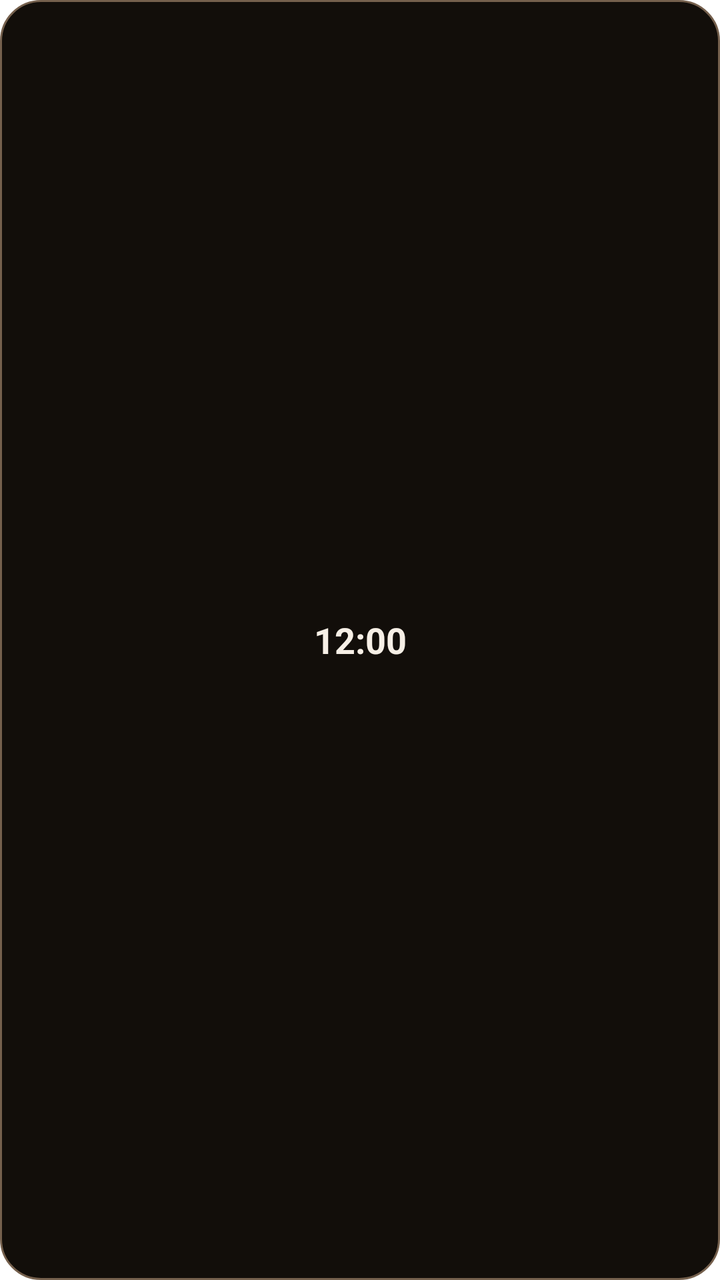
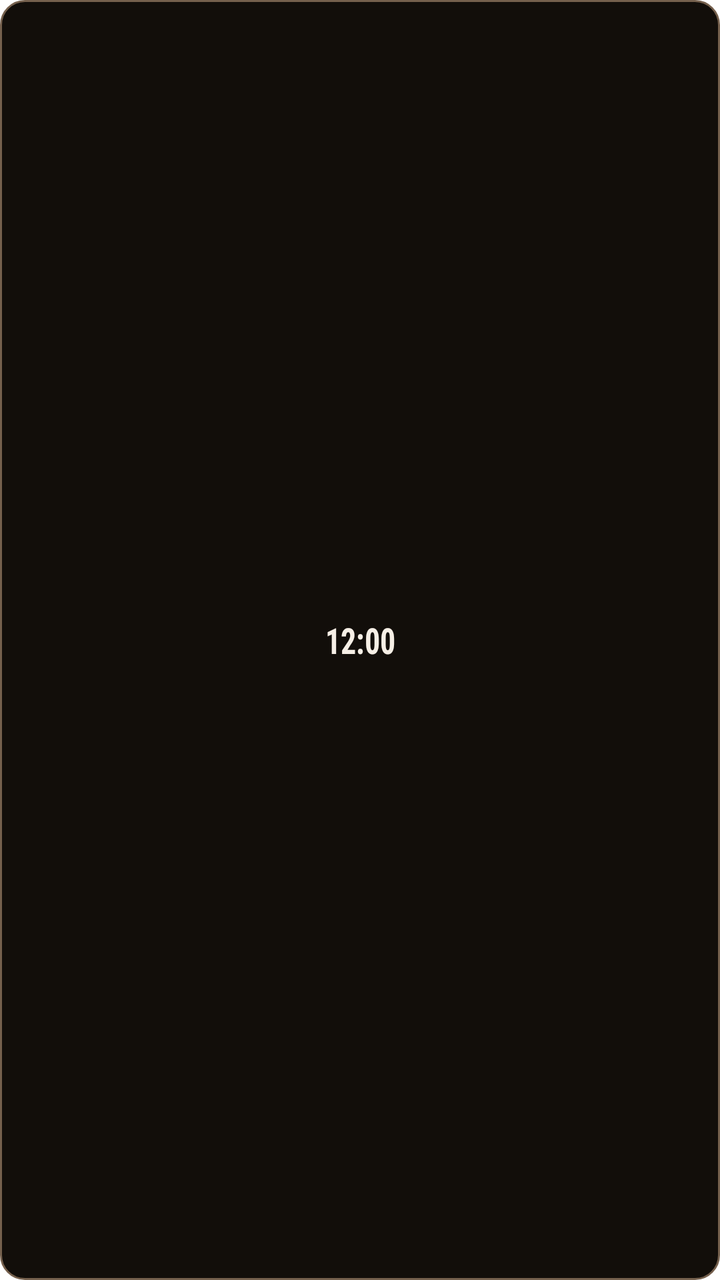

Screens rendered from an Android XML layout before and after an edit, with the pre-edit source and the edit as a unified diff.
<!-- AndroidManifest.xml: fallback theme Theme.MaterialComponents.DayNight.NoActionBar -->
<!-- res/layout/odak_clock_widget.xml -->
<?xml version="1.0" encoding="utf-8"?>
<LinearLayout xmlns:android="http://schemas.android.com/apk/res/android"
    android:id="@+id/clock_widget_root"
    android:layout_width="match_parent"
    android:layout_height="match_parent"
    android:background="@drawable/widget_card_bg"
    android:gravity="center"
    android:orientation="vertical"
    android:padding="4dp">

    <TextClock
        android:id="@+id/clock_widget_time"
        android:layout_width="match_parent"
        android:layout_height="wrap_content"
        android:ellipsize="end"
        android:format12Hour="h:mm"
        android:format24Hour="HH:mm"
        android:gravity="center"
        android:maxLines="1"
        android:textColor="@color/widget_design_ink"
        android:textSize="18sp"
        android:textStyle="bold" />

    <TextClock
        android:id="@+id/clock_widget_date"
        android:layout_width="match_parent"
        android:layout_height="wrap_content"
        android:layout_marginTop="2dp"
        android:ellipsize="end"
        android:format12Hour="EEE d MMM"
        android:format24Hour="EEE d MMM"
        android:gravity="center"
        android:maxLines="1"
        android:textColor="@color/widget_design_ink_muted"
        android:textSize="11sp"
        android:visibility="gone" />
</LinearLayout>
<!-- resources referenced by this layout -->
<resources>
  <color name="widget_design_ink">@color/widget_ember_ink</color>
  <color name="widget_design_ink_muted">@color/widget_ember_ink_dim</color>
  <!-- drawable widget_card_bg (drawable) -->
  <?xml version="1.0" encoding="utf-8"?>
  <shape xmlns:android="http://schemas.android.com/apk/res/android"
      android:shape="rectangle">
      <solid android:color="@color/widget_design_surface" />
      <stroke
          android:width="1dp"
          android:color="@color/widget_design_outline" />
      <corners android:radius="@dimen/widget_design_corner" />
  </shape>
  <color name="widget_ember_ink">#F6EFE6</color>
  <color name="widget_ember_ink_dim">#A79483</color>
  <color name="widget_design_surface">@color/widget_ember_night</color>
  <color name="widget_design_outline">@color/widget_ember_ash</color>
  <dimen name="widget_design_corner">20dp</dimen>
  <color name="widget_ember_night">#120E0A</color>
  <color name="widget_ember_ash">#75604D</color>
</resources>

<!-- the commit's change to res/layout/odak_clock_widget.xml (unified diff, before → after) -->
@@ -3,35 +3,62 @@
     android:id="@+id/clock_widget_root"
     android:layout_width="match_parent"
     android:layout_height="match_parent"
-    android:background="@drawable/widget_card_bg"
+    android:background="@drawable/widget_card_bg_tight"
     android:gravity="center"
     android:orientation="vertical"
     android:padding="4dp">
+
+    <ImageView
+        android:id="@+id/clock_widget_glyph"
+        android:layout_width="24dp"
+        android:layout_height="24dp"
+        android:contentDescription="@null"
+        android:src="@drawable/widget_ic_clock"
+        android:visibility="gone" />
 
     <TextClock
         android:id="@+id/clock_widget_time"
         android:layout_width="match_parent"
         android:layout_height="wrap_content"
         android:ellipsize="end"
+        android:fontFamily="sans-serif-condensed"
         android:format12Hour="h:mm"
         android:format24Hour="HH:mm"
         android:gravity="center"
         android:maxLines="1"
-        android:textColor="@color/widget_design_ink"
+        android:textColor="@color/widget_ember_ink"
+        android:textScaleX="0.85"
         android:textSize="18sp"
         android:textStyle="bold" />
 
-    <TextClock
-        android:id="@+id/clock_widget_date"
-        android:layout_width="match_parent"
+    <LinearLayout
+        android:id="@+id/clock_widget_date_row"
+        android:layout_width="wrap_content"
         android:layout_height="wrap_content"
         android:layout_marginTop="2dp"
-        android:ellipsize="end"
-        android:format12Hour="EEE d MMM"
-        android:format24Hour="EEE d MMM"
-        android:gravity="center"
-        android:maxLines="1"
-        android:textColor="@color/widget_design_ink_muted"
-        android:textSize="11sp"
-        android:visibility="gone" />
+        android:baselineAligned="false"
+        android:gravity="center_vertical"
+        android:orientation="horizontal"
+        android:visibility="gone">
+
+        <ImageView
+            android:id="@+id/clock_widget_mark"
+            android:layout_width="12dp"
+            android:layout_height="12dp"
+            android:layout_marginEnd="3dp"
+            android:contentDescription="@null"
+            android:src="@drawable/widget_ic_clock" />
+
+        <TextClock
+            android:id="@+id/clock_widget_date"
+            android:layout_width="wrap_content"
+            android:layout_height="wrap_content"
+            android:ellipsize="end"
+            android:format12Hour="EEE d MMM"
+            android:format24Hour="EEE d MMM"
+            android:gravity="center"
+            android:maxLines="1"
+            android:textColor="@color/widget_ember_ink_dim"
+            android:textSize="11sp" />
+    </LinearLayout>
 </LinearLayout>
<!-- resource entries referenced after the edit -->
@@ -1,23 +1,41 @@
 <!-- resources referenced by this layout -->
 <resources>
-  <color name="widget_design_ink">@color/widget_ember_ink</color>
-  <color name="widget_design_ink_muted">@color/widget_ember_ink_dim</color>
-  <!-- drawable widget_card_bg (drawable) -->
+  <color name="widget_ember_ink">#F6EFE6</color>
+  <color name="widget_ember_ink_dim">#A79483</color>
+  <!-- drawable widget_card_bg_tight (drawable) -->
   <?xml version="1.0" encoding="utf-8"?>
   <shape xmlns:android="http://schemas.android.com/apk/res/android"
       android:shape="rectangle">
-      <solid android:color="@color/widget_design_surface" />
+      <solid android:color="@color/widget_ember_night" />
       <stroke
           android:width="1dp"
-          android:color="@color/widget_design_outline" />
-      <corners android:radius="@dimen/widget_design_corner" />
+          android:color="@color/widget_ember_ash" />
+      <corners android:radius="@dimen/widget_design_corner_tight" />
   </shape>
-  <color name="widget_ember_ink">#F6EFE6</color>
-  <color name="widget_ember_ink_dim">#A79483</color>
-  <color name="widget_design_surface">@color/widget_ember_night</color>
-  <color name="widget_design_outline">@color/widget_ember_ash</color>
-  <dimen name="widget_design_corner">20dp</dimen>
+  <!-- drawable widget_ic_clock (drawable) -->
+  <?xml version="1.0" encoding="utf-8"?>
+  <vector xmlns:android="http://schemas.android.com/apk/res/android"
+      android:width="24dp"
+      android:height="24dp"
+      android:viewportWidth="24"
+      android:viewportHeight="24">
+      <path
+          android:fillColor="@android:color/transparent"
+          android:pathData="M16.6,16.6 A6.6,6.6 0 1,1 10,6 A5.3,5.3 0 0,0 16.6,16.6"
+          android:strokeColor="@color/widget_ember_ink_dim"
+          android:strokeLineCap="round"
+          android:strokeLineJoin="round"
+          android:strokeWidth="2" />
+      <path
+          android:fillColor="@android:color/transparent"
+          android:pathData="M19,3.8 L19.8,6 L22,6.8 L19.8,7.6 L19,9.8 L18.2,7.6 L16,6.8 L18.2,6 Z"
+          android:strokeColor="@color/widget_ember_ink_dim"
+          android:strokeLineCap="round"
+          android:strokeLineJoin="round"
+          android:strokeWidth="2" />
+  </vector>
   <color name="widget_ember_night">#120E0A</color>
   <color name="widget_ember_ash">#75604D</color>
+  <dimen name="widget_design_corner_tight">12dp</dimen>
 </resources>
 
